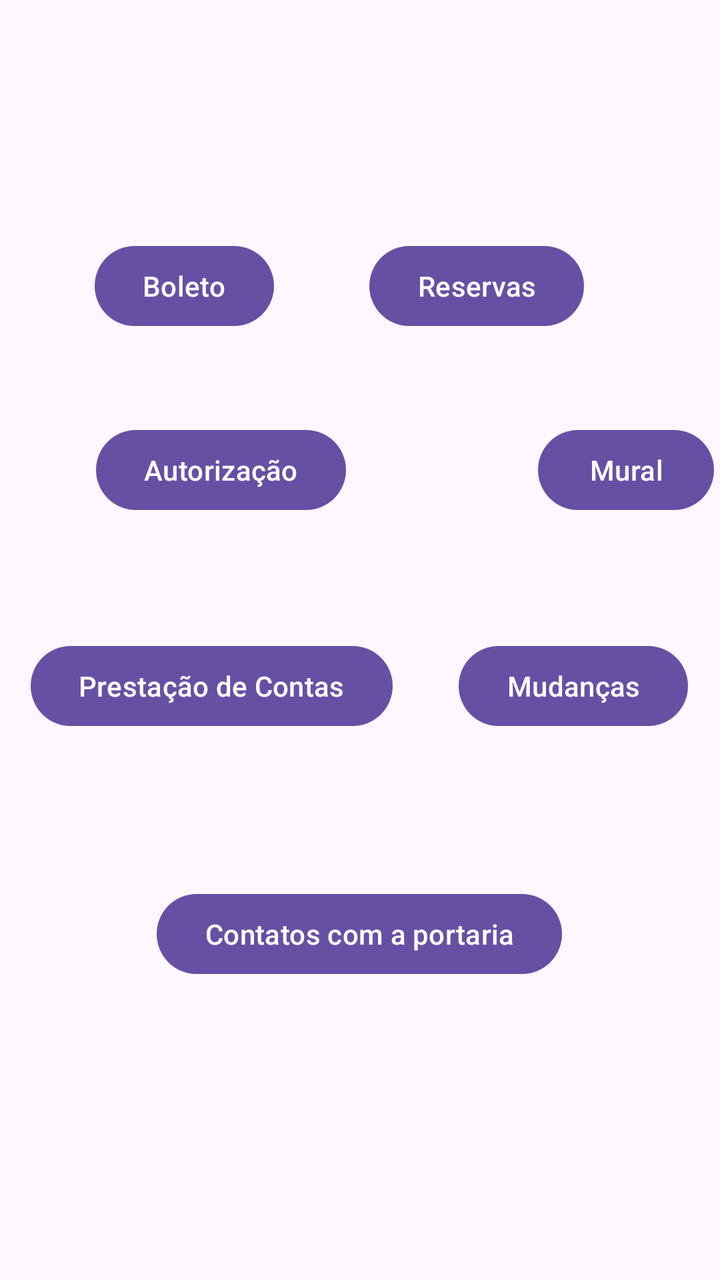
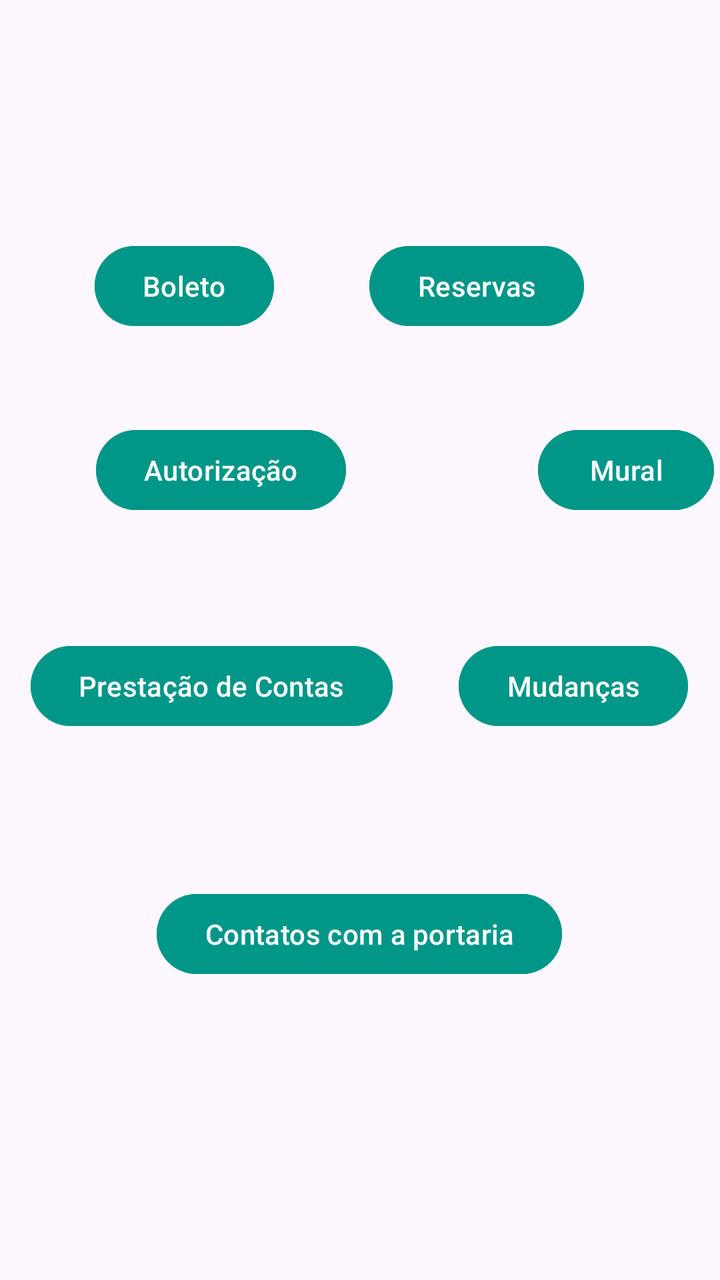

The first picture is an Android layout as it rendered before a commit; the second is the same layout after the commit. The layout source and the unified diff follow.
<!-- AndroidManifest.xml: application theme Theme.AppCondominio -->
<!-- res/layout/activity_painel.xml -->
<?xml version="1.0" encoding="utf-8"?>
<androidx.constraintlayout.widget.ConstraintLayout xmlns:android="http://schemas.android.com/apk/res/android"
    xmlns:app="http://schemas.android.com/apk/res-auto"
    xmlns:tools="http://schemas.android.com/tools"
    android:id="@+id/main"
    android:layout_width="match_parent"
    android:layout_height="match_parent"
    tools:context=".PainelActivity">

    <TextView
        android:id="@+id/textViewTitulo"
        android:layout_width="wrap_content"
        android:layout_height="wrap_content"
        android:layout_marginTop="52dp"
        app:layout_constraintEnd_toEndOf="parent"
        app:layout_constraintHorizontal_bias="0.498"
        app:layout_constraintStart_toStartOf="parent"
        app:layout_constraintTop_toTopOf="parent" />

    <Button
        android:id="@+id/buttonboleto"
        android:layout_width="wrap_content"
        android:layout_height="wrap_content"
        android:layout_marginStart="40dp"
        android:layout_marginTop="48dp"
        android:text="Boleto"
        app:layout_constraintEnd_toStartOf="@+id/buttonReserva"
        app:layout_constraintHorizontal_bias="0.136"
        app:layout_constraintStart_toStartOf="parent"
        app:layout_constraintTop_toBottomOf="@+id/textViewTitulo" />

    <Button
        android:id="@+id/buttonReserva"
        android:layout_width="wrap_content"
        android:layout_height="wrap_content"
        android:layout_marginEnd="68dp"
        android:text="Reservas"
        app:layout_constraintBottom_toBottomOf="@+id/buttonboleto"
        app:layout_constraintEnd_toEndOf="parent"
        app:layout_constraintTop_toTopOf="@+id/buttonboleto" />

    <Button
        android:id="@+id/buttonAutorizar"
        android:layout_width="wrap_content"
        android:layout_height="wrap_content"
        android:layout_marginStart="48dp"
        android:layout_marginTop="44dp"
        android:text="Autorização"
        app:layout_constraintStart_toStartOf="parent"
        app:layout_constraintTop_toBottomOf="@+id/buttonboleto" />

    <Button
        android:id="@+id/buttonMural"
        android:layout_width="wrap_content"
        android:layout_height="wrap_content"
        android:layout_marginStart="96dp"
        android:text="Mural"
        app:layout_constraintBottom_toBottomOf="@+id/buttonAutorizar"
        app:layout_constraintEnd_toEndOf="parent"
        app:layout_constraintHorizontal_bias="0.0"
        app:layout_constraintStart_toEndOf="@+id/buttonAutorizar"
        app:layout_constraintTop_toTopOf="@+id/buttonAutorizar"
        app:layout_constraintVertical_bias="0.0" />

    <Button
        android:id="@+id/buttonPrestar"
        android:layout_width="wrap_content"
        android:layout_height="wrap_content"
        android:layout_marginTop="60dp"
        android:text="Prestação de Contas"
        app:layout_constraintEnd_toStartOf="@+id/buttonMudar"
        app:layout_constraintHorizontal_bias="0.32"
        app:layout_constraintStart_toStartOf="parent"
        app:layout_constraintTop_toBottomOf="@+id/buttonAutorizar" />

    <Button
        android:id="@+id/buttonMudar"
        android:layout_width="wrap_content"
        android:layout_height="wrap_content"
        android:layout_marginEnd="16dp"
        android:text="Mudanças"
        app:layout_constraintBottom_toBottomOf="@+id/buttonPrestar"
        app:layout_constraintEnd_toEndOf="parent"
        app:layout_constraintTop_toTopOf="@+id/buttonPrestar" />

    <Button
        android:id="@+id/buttoncontatoportaria"
        android:layout_width="wrap_content"
        android:layout_height="wrap_content"
        android:layout_marginTop="76dp"
        android:text="Contatos com a portaria"
        app:layout_constraintEnd_toEndOf="parent"
        app:layout_constraintHorizontal_bias="0.497"
        app:layout_constraintStart_toStartOf="parent"
        app:layout_constraintTop_toBottomOf="@+id/buttonMudar" />
</androidx.constraintlayout.widget.ConstraintLayout>
<!-- resources referenced by this layout -->
<resources>
  <style name="Theme.AppCondominio" parent="Base.Theme.AppCondominio" />
  <style name="Base.Theme.AppCondominio" parent="Theme.Material3.DayNight.NoActionBar">
          
          
      </style>
</resources>

<!-- the commit's change to res/layout/activity_painel.xml (unified diff, before → after) -->
@@ -23,6 +23,7 @@
         android:layout_height="wrap_content"
         android:layout_marginStart="40dp"
         android:layout_marginTop="48dp"
+        android:backgroundTint="#009688"
         android:text="Boleto"
         app:layout_constraintEnd_toStartOf="@+id/buttonReserva"
         app:layout_constraintHorizontal_bias="0.136"
@@ -34,6 +35,7 @@
         android:layout_width="wrap_content"
         android:layout_height="wrap_content"
         android:layout_marginEnd="68dp"
+        android:backgroundTint="#009688"
         android:text="Reservas"
         app:layout_constraintBottom_toBottomOf="@+id/buttonboleto"
         app:layout_constraintEnd_toEndOf="parent"
@@ -45,6 +47,7 @@
         android:layout_height="wrap_content"
         android:layout_marginStart="48dp"
         android:layout_marginTop="44dp"
+        android:backgroundTint="#009688"
         android:text="Autorização"
         app:layout_constraintStart_toStartOf="parent"
         app:layout_constraintTop_toBottomOf="@+id/buttonboleto" />
@@ -54,6 +57,7 @@
         android:layout_width="wrap_content"
         android:layout_height="wrap_content"
         android:layout_marginStart="96dp"
+        android:backgroundTint="#009688"
         android:text="Mural"
         app:layout_constraintBottom_toBottomOf="@+id/buttonAutorizar"
         app:layout_constraintEnd_toEndOf="parent"
@@ -71,13 +75,15 @@
         app:layout_constraintEnd_toStartOf="@+id/buttonMudar"
         app:layout_constraintHorizontal_bias="0.32"
         app:layout_constraintStart_toStartOf="parent"
-        app:layout_constraintTop_toBottomOf="@+id/buttonAutorizar" />
+        app:layout_constraintTop_toBottomOf="@+id/buttonAutorizar"
+        android:backgroundTint="#009688" />
 
     <Button
         android:id="@+id/buttonMudar"
         android:layout_width="wrap_content"
         android:layout_height="wrap_content"
         android:layout_marginEnd="16dp"
+        android:backgroundTint="#009688"
         android:text="Mudanças"
         app:layout_constraintBottom_toBottomOf="@+id/buttonPrestar"
         app:layout_constraintEnd_toEndOf="parent"
@@ -88,6 +94,7 @@
         android:layout_width="wrap_content"
         android:layout_height="wrap_content"
         android:layout_marginTop="76dp"
+        android:backgroundTint="#009688"
         android:text="Contatos com a portaria"
         app:layout_constraintEnd_toEndOf="parent"
         app:layout_constraintHorizontal_bias="0.497"
